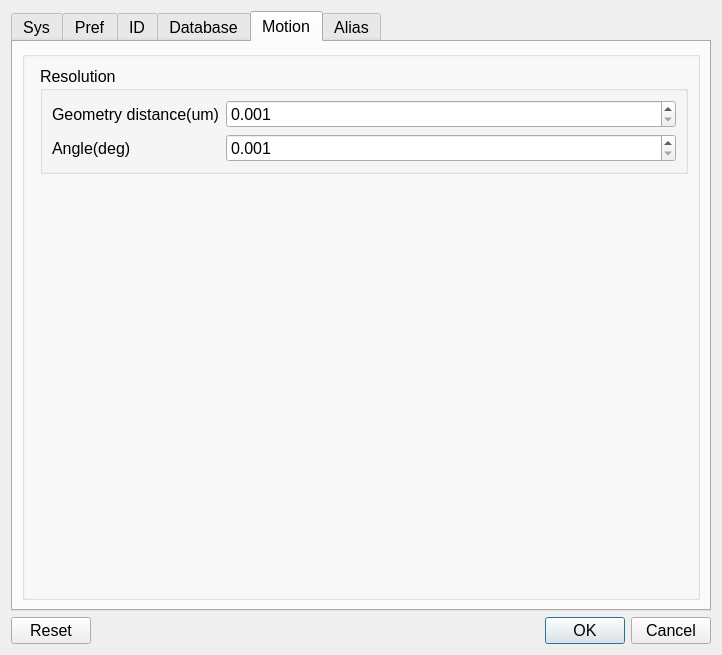
Qt form source/wnd/ui/syspref.ui (ww4u/megarobostudio) before a commit.
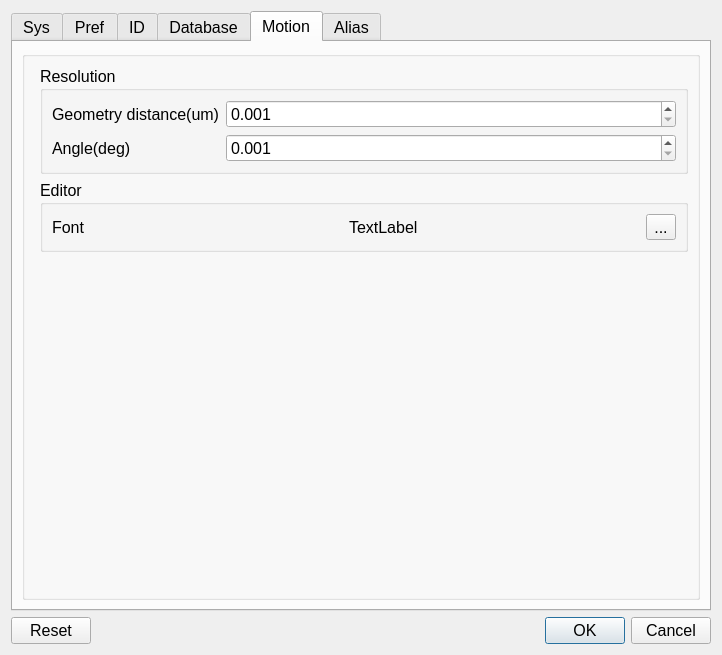
The same form after that commit. The open tabs and pages were chosen to show the change. Icons and pictures are not drawn. Custom widgets are drawn as their Qt base class.

```diff
--- a/source/wnd/ui/syspref.ui
+++ b/source/wnd/ui/syspref.ui
@@ -1678,6 +1678,36 @@
             </layout>
            </widget>
           </item>
+          <item row="2" column="1">
+           <widget class="QGroupBox" name="groupBox_15">
+            <property name="title">
+             <string>Editor</string>
+            </property>
+            <layout class="QGridLayout" name="gridLayout_8">
+             <item row="0" column="0">
+              <widget class="QLabel" name="label_33">
+               <property name="text">
+                <string>Font</string>
+               </property>
+              </widget>
+             </item>
+             <item row="0" column="1">
+              <widget class="QLabel" name="labelFont">
+               <property name="text">
+                <string>TextLabel</string>
+               </property>
+              </widget>
+             </item>
+             <item row="0" column="2">
+              <widget class="QToolButton" name="btnFont">
+               <property name="text">
+                <string>...</string>
+               </property>
+              </widget>
+             </item>
+            </layout>
+           </widget>
+          </item>
          </layout>
         </widget>
        </item>
```
